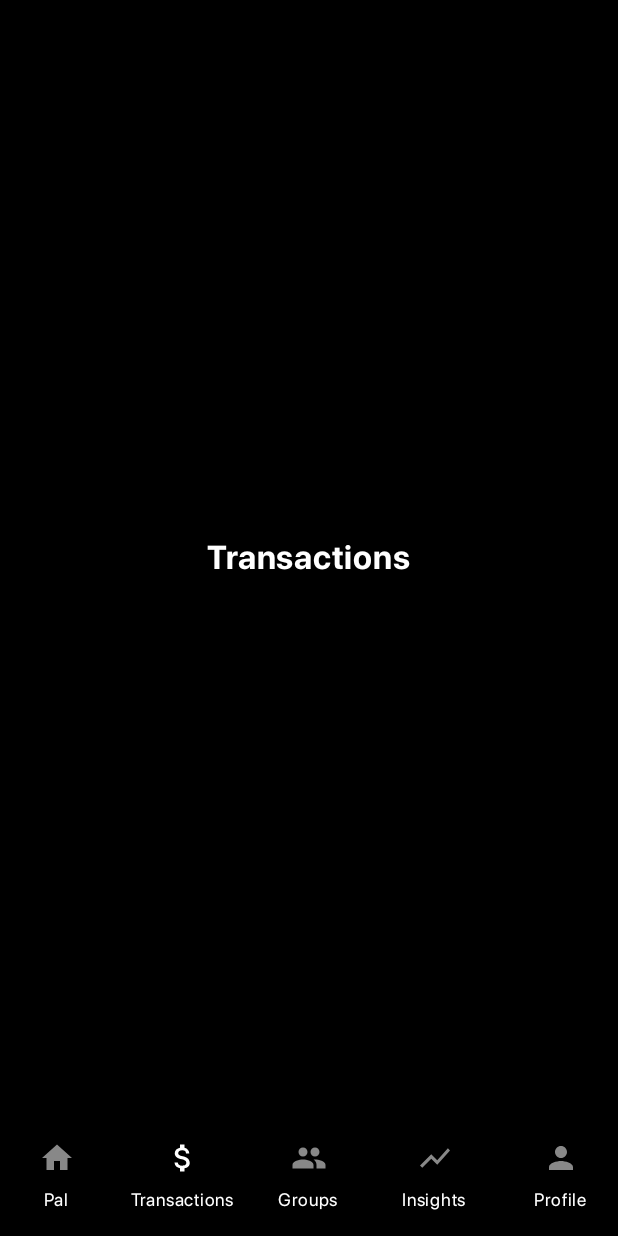
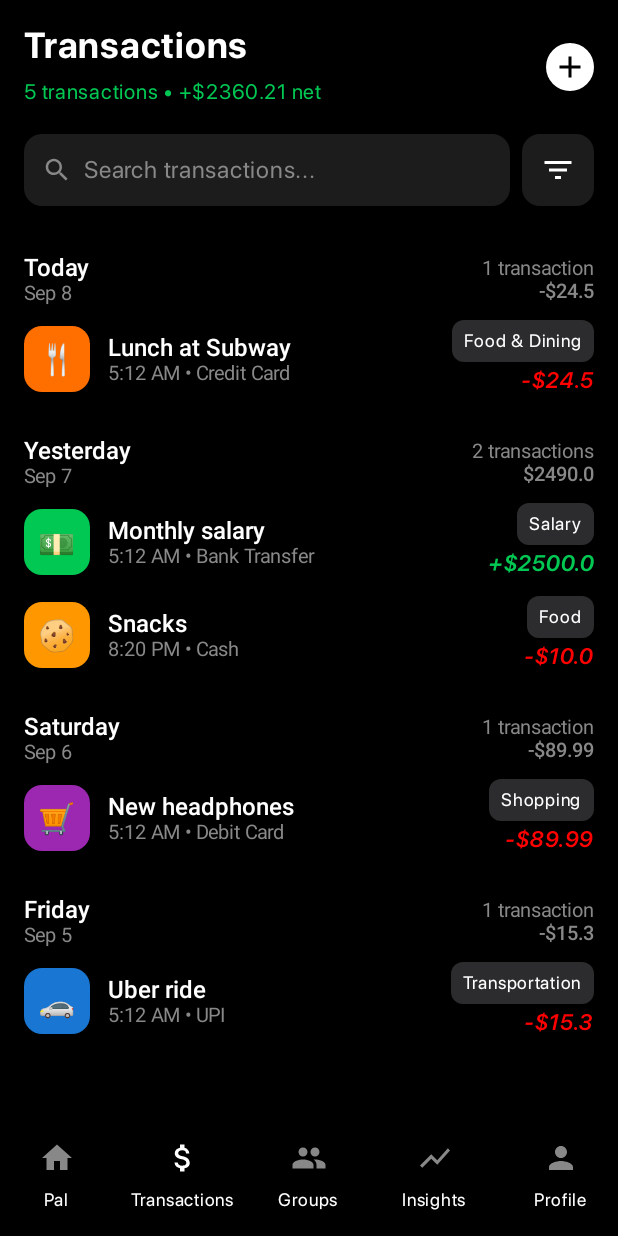
Before and after one commit to abhishek-dev-pro/ExpenseMangerKMM, an Android app built with Jetpack Compose: the screen it shows after launch (MainActivity), item 2 of the bottom bar chosen, on a phone screen of 412 x 824 dp. Run offline under Robolectric (Android 15) with nearby library versions, the phone set to English and light mode, and no system bars.

Commit message:
TransactionList Screen created.

```diff
--- a/composeApp/build.gradle.kts
+++ b/composeApp/build.gradle.kts
@@ -51,6 +51,7 @@ kotlin {
             implementation(libs.androidx.lifecycle.viewmodelCompose)
             implementation(libs.androidx.lifecycle.runtimeCompose)
             implementation(compose.materialIconsExtended)
+            implementation("org.jetbrains.kotlinx:kotlinx-datetime:0.7.1")
         }
         commonTest.dependencies {
             implementation(libs.kotlin.test)
--- a/composeApp/src/commonMain/kotlin/com/example/androidkmm/screens/MainScreen.kt
+++ b/composeApp/src/commonMain/kotlin/com/example/androidkmm/screens/MainScreen.kt
@@ -6,6 +6,7 @@ import androidx.compose.runtime.*
 import androidx.compose.ui.Modifier
 import androidx.compose.ui.graphics.Color
 import com.example.androidkmm.components.*
+import com.example.androidkmm.transactions.TransactionsScreen
 
 /**
  * Main screen with bottom navigation and content switching
@@ -30,7 +31,7 @@ fun MainScreen() {
         ) {
             when (selectedTab) {
                 0 -> HomeScreenContent()
-                1 -> PlaceholderScreen("Transactions")
+                1 -> TransactionsScreen()
                 2 -> GroupsScreen()
                 3 -> PlaceholderScreen("Insights")
                 4 -> PlaceholderScreen("Profile")
--- /dev/null
+++ b/composeApp/src/commonMain/kotlin/com/example/androidkmm/screens/TransactionsScreen.kt
@@ -0,0 +1,427 @@
+package com.example.androidkmm.transactions
+
+import androidx.compose.animation.AnimatedVisibility
+import androidx.compose.animation.fadeIn
+import androidx.compose.animation.slideInVertically
+import androidx.compose.foundation.background
+import androidx.compose.foundation.clickable
+import androidx.compose.foundation.layout.*
+import androidx.compose.foundation.lazy.LazyColumn
+import androidx.compose.foundation.lazy.items
+import androidx.compose.foundation.shape.CircleShape
+import androidx.compose.foundation.shape.RoundedCornerShape
+import androidx.compose.foundation.text.BasicTextField
+import androidx.compose.material.icons.Icons
+import androidx.compose.material.icons.filled.Add
+import androidx.compose.material.icons.filled.Close
+import androidx.compose.material.icons.filled.FilterList
+import androidx.compose.material.icons.filled.Search
+import androidx.compose.material3.Icon
+import androidx.compose.material3.IconButton
+import androidx.compose.material3.Text
+import androidx.compose.runtime.Composable
+import androidx.compose.runtime.LaunchedEffect
+import androidx.compose.runtime.getValue
+import androidx.compose.runtime.mutableStateOf
+import androidx.compose.runtime.remember
+import androidx.compose.runtime.setValue
+import androidx.compose.ui.Alignment
+import androidx.compose.ui.Modifier
+import androidx.compose.ui.draw.clip
+import androidx.compose.ui.graphics.Color
+import androidx.compose.ui.graphics.SolidColor
+import androidx.compose.ui.text.TextStyle
+import androidx.compose.ui.text.font.FontWeight
+import androidx.compose.ui.unit.dp
+import androidx.compose.ui.unit.sp
+import kotlinx.datetime.LocalDate
+import kotlin.math.pow
+
+// ✅ Money formatting extension (from commonMain)
+fun Double.toMoney(digits: Int = 2): String {
+    val factor = 10.0.pow(digits)
+    return (kotlin.math.round(this * factor) / factor).toString()
+}
+
+// ✅ Data class for transaction
+data class Transaction(
+    val id: String,
+    val title: String,
+    val subtitle: String,
+    val category: String,
+    val amount: Double,
+    val date: LocalDate,
+    val method: String,
+    val color: Color,
+    val categoryBg: Color,
+    val icon: String
+)
+
+@Composable
+fun TransactionsScreen() {
+    // Dummy transaction data
+    val transactions: Map<String, List<Transaction>> = mapOf(
+        "Today, Sep 8" to listOf(
+            Transaction(
+                id = "1",
+                title = "Lunch at Subway",
+                subtitle = "5:12 AM",
+                category = "Food & Dining",
+                amount = -24.50,
+                date = LocalDate(2025, 9, 8),
+                method = "Credit Card",
+                color = Color(0xFFFF6F00),
+                categoryBg = Color(0xFF2C2C2E),
+                icon = "🍴"
+            )
+        ),
+        "Yesterday, Sep 7" to listOf(
+            Transaction(
+                id = "2",
+                title = "Monthly salary",
+                subtitle = "5:12 AM",
+                category = "Salary",
+                amount = 2500.00,
+                date = LocalDate(2025, 9, 7),
+                method = "Bank Transfer",
+                color = Color(0xFF00C853),
+                categoryBg = Color(0xFF2C2C2E),
+                icon = "💵"
+            ),
+            Transaction(
+                id = "3",
+                title = "Snacks",
+                subtitle = "8:20 PM",
+                category = "Food",
+                amount = -10.0,
+                date = LocalDate(2025, 9, 7),
+                method = "Cash",
+                color = Color(0xFFFF9800),
+                categoryBg = Color(0xFF2C2C2E),
+                icon = "🍪"
+            )
+        ),
+        "Saturday, Sep 6" to listOf(
+            Transaction(
+                id = "4",
+                title = "New headphones",
+                subtitle = "5:12 AM",
+                category = "Shopping",
+                amount = -89.99,
+                date = LocalDate(2025, 9, 6),
+                method = "Debit Card",
+                color = Color(0xFF9C27B0),
+                categoryBg = Color(0xFF2C2C2E),
+                icon = "🛒"
+            )
+        ),
+        "Friday, Sep 5" to listOf(
+            Transaction(
+                id = "5",
+                title = "Uber ride",
+                subtitle = "5:12 AM",
+                category = "Transportation",
+                amount = -15.30,
+                date = LocalDate(2025, 9, 5),
+                method = "UPI",
+                color = Color(0xFF1976D2),
+                categoryBg = Color(0xFF2C2C2E),
+                icon = "🚗"
+            )
+        )
+    )
+
+    val netAmount = transactions.values.flatten().sumOf { it.amount }
+    var searchQuery by remember { mutableStateOf("") }
+
+    Column(
+        modifier = Modifier
+            .fillMaxSize()
+            .background(Color.Black)
+            .padding(16.dp)
+    ) {
+        // Header
+        TransactionsHeader(
+            transactionCount = transactions.values.flatten().size,
+            netAmount = netAmount,
+            onCloseClick = { /* handle close */ }
+        )
+        Spacer(Modifier.height(16.dp))
+
+        TransactionSearchBar(
+            query = searchQuery,
+            onQueryChange = { searchQuery = it },
+            onFilterClick = { /* Open filter dialog */ }
+        )
+
+        Spacer(modifier = Modifier.height(16.dp))
+
+        // Transactions list
+        LazyColumn(
+            verticalArrangement = Arrangement.Top
+        ) {
+            transactions.forEach { (sectionTitle, list) ->
+                item {
+                    Spacer(modifier = Modifier.height(16.dp))
+                    TransactionSectionHeader(sectionTitle, list)
+                    Spacer(modifier = Modifier.height(10.dp))
+                }
+                items(list.size) { index ->
+                    val tx = list[index]
+
+                    var visible by remember { mutableStateOf(false) }
+
+                    // ✅ Staggered animation
+                    LaunchedEffect(Unit) {
+                        kotlinx.coroutines.delay(index * 100L) // stagger by index
+                        visible = true
+                    }
+
+                    AnimatedVisibility(
+                        visible = visible,
+                        enter = slideInVertically(
+                            initialOffsetY = { it } // slide from bottom
+                        ) + fadeIn()
+                    ) {
+                        Column {
+                            TransactionItem(tx)
+                            Spacer(modifier = Modifier.height(10.dp))
+                        }
+                    }
+                }
+            }
+        }
+
+    }
+}
+
+@Composable
+fun TransactionSectionHeader(title: String, list: List<Transaction>) {
+    val totalAmount = list.sumOf { it.amount }
+    Row(
+        modifier = Modifier.fillMaxWidth(),
+        horizontalArrangement = Arrangement.SpaceBetween,
+        verticalAlignment = Alignment.CenterVertically
+    ) {
+        Column {
+            Text(
+                text = title.substringBefore(","),
+                color = Color.White,
+                fontSize = 16.sp,
+                fontWeight = FontWeight.SemiBold,
+                style = TextStyle(
+                    lineHeight = 36.sp // 👈 match line height for tighter spacing
+                )
+            )
+            Text(
+                text = title.substringAfter(",").trim(),
+                color = Color.Gray,
+                fontSize = 13.sp,
+                style = TextStyle(
+                    lineHeight = 36.sp // 👈 match line height for tighter spacing
+                )
+            )
+        }
+        Column(horizontalAlignment = Alignment.End) {
+            Text(
+                text = "${list.size} transaction${if (list.size > 1) "s" else ""}",
+                color = Color.Gray,
+                fontSize = 13.sp,
+                style = TextStyle(
+                    lineHeight = 36.sp // 👈 match line height for tighter spacing
+                )
+            )
+            Text(
+                text = if (totalAmount >= 0) "$${totalAmount.toMoney()}"
+                else "-$${(-totalAmount).toMoney()}",
+                color = Color.Gray,
+                fontSize = 13.sp,
+                fontWeight = FontWeight.Medium,
+                style = TextStyle(
+                    lineHeight = 36.sp // 👈 match line height for tighter spacing
+                )
+            )
+        }
+    }
+}
+
+@Composable
+fun TransactionSearchBar(
+    query: String,
+    onQueryChange: (String) -> Unit,
+    onFilterClick: () -> Unit
+) {
+    Row(
+        modifier = Modifier.fillMaxWidth(),
+        horizontalArrangement = Arrangement.spacedBy(8.dp),
+        verticalAlignment = Alignment.CenterVertically
+    ) {
+        // Search Box with BasicTextField
+        Box(
+            modifier = Modifier
+                .weight(1f)
+                .height(48.dp)
+                .background(Color(0xFF1C1C1C), shape = RoundedCornerShape(12.dp))
+                .padding(horizontal = 12.dp),
+            contentAlignment = Alignment.CenterStart
+        ) {
+            Row(
+                verticalAlignment = Alignment.CenterVertically
+            ) {
+                Icon(
+                    imageVector = Icons.Default.Search,
+                    contentDescription = "Search",
+                    tint = Color.Gray,
+                    modifier = Modifier.size(20.dp)
+                )
+
+                Spacer(modifier = Modifier.width(8.dp))
+
+                BasicTextField(
+                    value = query,
+                    onValueChange = onQueryChange,
+                    singleLine = true,
+                    textStyle = TextStyle(
+                        color = Color.White,
+                        fontSize = 16.sp
+                    ),
+                    cursorBrush = SolidColor(Color.White),
+                    decorationBox = { innerTextField ->
+                        if (query.isEmpty()) {
+                            Text(
+                                text = "Search transactions...",
+                                color = Color.Gray,
+                                fontSize = 16.sp
+                            )
+                        }
+                        innerTextField()
+                    },
+                    modifier = Modifier.fillMaxWidth()
+                )
+            }
+        }
+
+        // Filter Button
+        Box(
+            modifier = Modifier
+                .size(48.dp)
+                .clip(RoundedCornerShape(12.dp))
+                .background(Color(0xFF1C1C1C))
+                .clickable { onFilterClick() },
+            contentAlignment = Alignment.Center
+        ) {
+            Icon(
+                imageVector = Icons.Default.FilterList,
+                contentDescription = "Filter",
+                tint = Color.White
+            )
+        }
+    }
+}
+
+@Composable
+fun TransactionsHeader(
+    transactionCount: Int,
+    netAmount: Double,
+    onCloseClick: () -> Unit
+) {
+    Row(
+        modifier = Modifier.fillMaxWidth(),
+        horizontalArrangement = Arrangement.SpaceBetween,
+        verticalAlignment = Alignment.CenterVertically
+    ) {
+        Column {
+            Text(
+                text = "Transactions",
+                color = Color.White,
+                fontSize = 24.sp,
+                fontWeight = FontWeight.Bold
+            )
+            Spacer(modifier = Modifier.height(4.dp))
+            Text(
+                text = "$transactionCount transactions • ${if (netAmount >= 0) "+" else ""}$${netAmount.toMoney()} net",
+                color = if (netAmount >= 0) Color(0xFF00C853) else Color.Red,
+                fontSize = 14.sp
+            )
+        }
+        // Close (X) icon button
+        Box(
+            modifier = Modifier
+                .size(32.dp) // circle size
+                .background(Color.White, shape = CircleShape)
+                .clickable { },
+            contentAlignment = Alignment.Center
+        ) {
+            Icon(
+                imageVector = Icons.Default.Add,
+                contentDescription = "Add group",
+                tint = Color.Black
+            )
+        }
+    }
+}
+
+@Composable
+fun TransactionItem(tx: Transaction) {
+    Row(
+        modifier = Modifier.fillMaxWidth(),
+        horizontalArrangement = Arrangement.SpaceBetween,
+        verticalAlignment = Alignment.CenterVertically
+    ) {
+        // Left side: icon + details
+        Row(verticalAlignment = Alignment.CenterVertically) {
+            Box(
+                modifier = Modifier
+                    .size(44.dp)
+                    .clip(RoundedCornerShape(12.dp))
+                    .background(tx.color),
+                contentAlignment = Alignment.Center
+            ) {
+                Text(tx.icon, fontSize = 20.sp)
+            }
+            Spacer(modifier = Modifier.width(12.dp))
+            Column {
+                Text(
+                    text = tx.title,
+                    color = Color.White,
+                    fontSize = 16.sp,
+                    fontWeight = FontWeight.Medium,
+                    style = TextStyle(
+                        lineHeight = 36.sp // 👈 match line height for tighter spacing
+                    )
+                )
+                Text(
+                    text = "${tx.subtitle} • ${tx.method}",
+                    color = Color.Gray,
+                    fontSize = 13.sp,
+                    style = TextStyle(
+                        lineHeight = 36.sp // 👈 match line height for tighter spacing
+                    )
+                )
+            }
+        }
+        // Right side: category + amount
+        Column(horizontalAlignment = Alignment.End) {
+            Box(
+                modifier = Modifier
+                    .clip(RoundedCornerShape(8.dp))
+                    .background(tx.categoryBg)
+                    .padding(horizontal = 8.dp, vertical = 2.dp)
+            ) {
+                Text(
+                    text = tx.category,
+                    fontSize = 12.sp,
+                    color = Color.White
+                )
+            }
+            Text(
+                text = if (tx.amount >= 0) "+$${tx.amount.toMoney()}"
+                else "-$${(-tx.amount).toMoney()}",
+                color = if (tx.amount >= 0) Color(0xFF00C853) else Color.Red,
+                fontSize = 15.sp,
+                fontWeight = FontWeight.SemiBold,
+
+            )
+        }
+    }
+}
--- /dev/null
+++ b/composeApp/src/commonMain/kotlin/com/example/androidkmm/utils/ExtensionMethods.kt
@@ -0,0 +1,11 @@
+package com.example.androidkmm.utils
+
+import kotlin.math.pow
+import kotlin.math.round
+
+
+// commonMain
+fun Double.toMoney(digits: Int = 2): String {
+    val factor = 10.0.pow(digits)
+    return (kotlin.math.round(this * factor) / factor).toString()
+}
```
Also changed, not shown: composeApp/src/commonMain/kotlin/com/example/androidkmm/screens/HomeScreen.kt (renamed from composeApp/src/commonMain/kotlin/com/example/androidkmm/components/HomeScreenContent.kt, +8 -3 lines).
